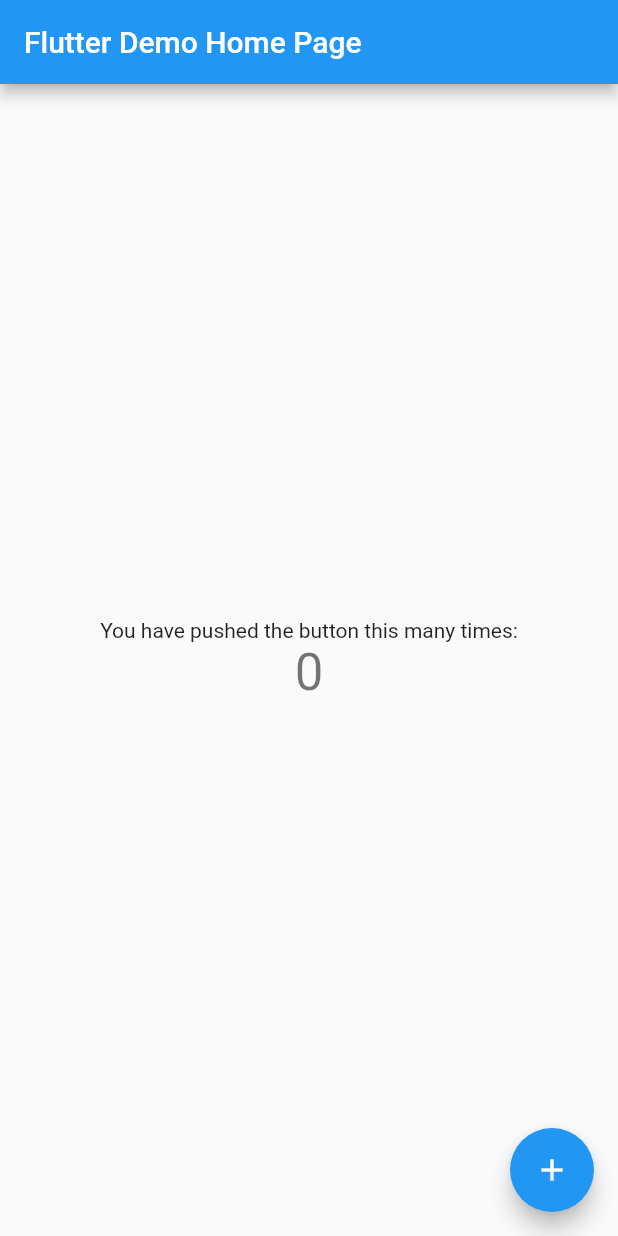
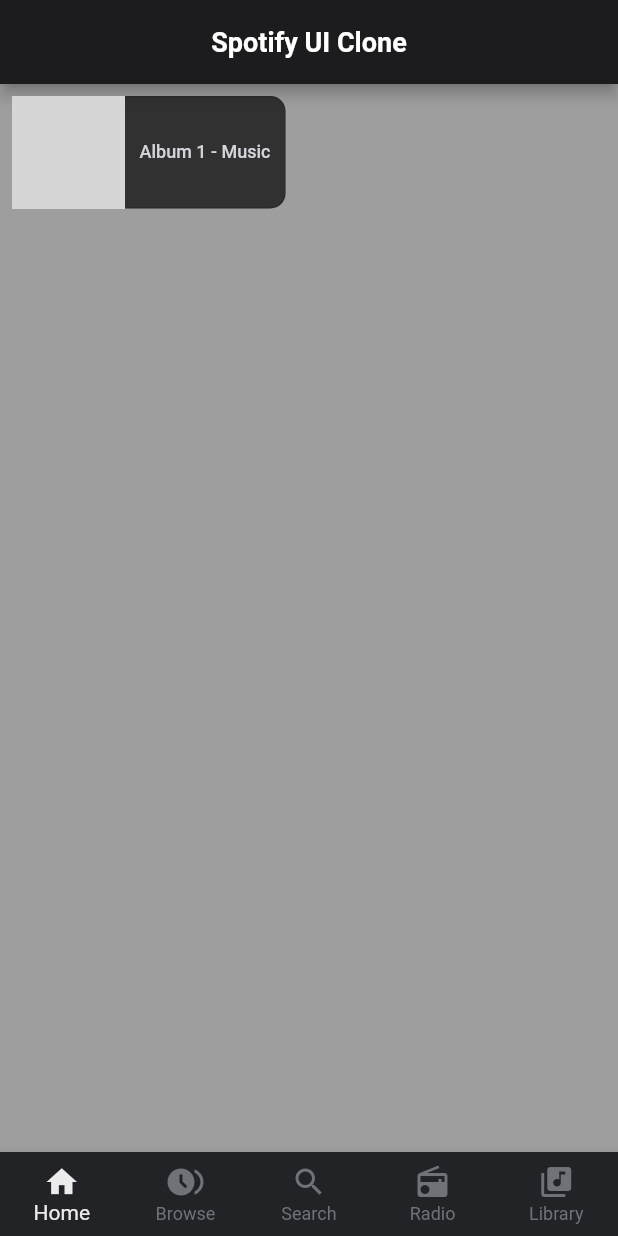
Before and after one commit to fadul97/flutter_spotify_ui_clone, a Flutter app: the screen it shows after launch, on a phone screen of 412 x 824 dp. Run offline on Flutter 3.47's test engine with Material 2 defaults, Android fonts, the phone set to English and light mode, and no system bars; network calls fail; grey boxes are pictures that could not be loaded.

Commit message:
constants, pages and widgets directories

```diff
--- /dev/null
+++ b/lib/constants/bottom_bar_items.dart
@@ -0,0 +1,10 @@
+import 'package:flutter/material.dart';
+
+const bottomItems = <BottomNavigationBarItem>[
+  BottomNavigationBarItem(icon: Icon(Icons.home), label: 'Home'),
+  BottomNavigationBarItem(icon: Icon(Icons.browse_gallery), label: 'Browse'),
+  BottomNavigationBarItem(icon: Icon(Icons.search), label: 'Search'),
+  BottomNavigationBarItem(icon: Icon(Icons.radio), label: 'Radio'),
+  BottomNavigationBarItem(
+      icon: Icon(Icons.my_library_music), label: 'Library')
+];
--- /dev/null
+++ b/lib/constants/theme_data.dart
@@ -0,0 +1,17 @@
+import 'package:flutter/material.dart';
+import 'colors.dart';
+
+final spotifyThemeData = ThemeData(
+  appBarTheme: const AppBarTheme(
+    backgroundColor: topBarBGColor,
+    titleTextStyle: TextStyle(
+        color: appBarTitleColor, fontWeight: FontWeight.bold, fontSize: 18.0),
+    centerTitle: true,
+  ),
+  bottomNavigationBarTheme: const BottomNavigationBarThemeData(
+    unselectedItemColor: unselectedItemColor, //
+    selectedItemColor: selectedItemColor,
+    backgroundColor: bottomNavBGColor,
+  ),
+  scaffoldBackgroundColor: mainBGColor,
+);
--- a/lib/main.dart
+++ b/lib/main.dart
@@ -1,115 +1,20 @@
 import 'package:flutter/material.dart';
+import 'package:spotify_ui_clone/widgets/bottom_nav_bar.dart';
+import 'package:spotify_ui_clone/constants/theme_data.dart';
 
 void main() {
-  runApp(const MyApp());
+  runApp(const SpotifyApp());
 }
 
-class MyApp extends StatelessWidget {
-  const MyApp({Key? key}) : super(key: key);
+class SpotifyApp extends StatelessWidget {
+  const SpotifyApp({Key? key}) : super(key: key);
 
-  // This widget is the root of your application.
   @override
   Widget build(BuildContext context) {
     return MaterialApp(
-      title: 'Flutter Demo',
-      theme: ThemeData(
-        // This is the theme of your application.
-        //
-        // Try running your application with "flutter run". You'll see the
-        // application has a blue toolbar. Then, without quitting the app, try
-        // changing the primarySwatch below to Colors.green and then invoke
-        // "hot reload" (press "r" in the console where you ran "flutter run",
-        // or simply save your changes to "hot reload" in a Flutter IDE).
-        // Notice that the counter didn't reset back to zero; the application
-        // is not restarted.
-        primarySwatch: Colors.blue,
-      ),
-      home: const MyHomePage(title: 'Flutter Demo Home Page'),
-    );
-  }
-}
-
-class MyHomePage extends StatefulWidget {
-  const MyHomePage({Key? key, required this.title}) : super(key: key);
-
-  // This widget is the home page of your application. It is stateful, meaning
-  // that it has a State object (defined below) that contains fields that affect
-  // how it looks.
-
-  // This class is the configuration for the state. It holds the values (in this
-  // case the title) provided by the parent (in this case the App widget) and
-  // used by the build method of the State. Fields in a Widget subclass are
-  // always marked "final".
-
-  final String title;
-
-  @override
-  State<MyHomePage> createState() => _MyHomePageState();
-}
-
-class _MyHomePageState extends State<MyHomePage> {
-  int _counter = 0;
-
-  void _incrementCounter() {
-    setState(() {
-      // This call to setState tells the Flutter framework that something has
-      // changed in this State, which causes it to rerun the build method below
-      // so that the display can reflect the updated values. If we changed
-      // _counter without calling setState(), then the build method would not be
-      // called again, and so nothing would appear to happen.
-      _counter++;
-    });
+        title: 'Spotify UI Clone',
+        theme: spotifyThemeData,
+        home: const SpotifyScaffold());
   }
 
-  @override
-  Widget build(BuildContext context) {
-    // This method is rerun every time setState is called, for instance as done
-    // by the _incrementCounter method above.
-    //
-    // The Flutter framework has been optimized to make rerunning build methods
-    // fast, so that you can just rebuild anything that needs updating rather
-    // than having to individually change instances of widgets.
-    return Scaffold(
-      appBar: AppBar(
-        // Here we take the value from the MyHomePage object that was created by
-        // the App.build method, and use it to set our appbar title.
-        title: Text(widget.title),
-      ),
-      body: Center(
-        // Center is a layout widget. It takes a single child and positions it
-        // in the middle of the parent.
-        child: Column(
-          // Column is also a layout widget. It takes a list of children and
-          // arranges them vertically. By default, it sizes itself to fit its
-          // children horizontally, and tries to be as tall as its parent.
-          //
-          // Invoke "debug painting" (press "p" in the console, choose the
-          // "Toggle Debug Paint" action from the Flutter Inspector in Android
-          // Studio, or the "Toggle Debug Paint" command in Visual Studio Code)
-          // to see the wireframe for each widget.
-          //
-          // Column has various properties to control how it sizes itself and
-          // how it positions its children. Here we use mainAxisAlignment to
-          // center the children vertically; the main axis here is the vertical
-          // axis because Columns are vertical (the cross axis would be
-          // horizontal).
-          mainAxisAlignment: MainAxisAlignment.center,
-          children: <Widget>[
-            const Text(
-              'You have pushed the button this many times:',
-            ),
-            Text(
-              '$_counter',
-              style: Theme.of(context).textTheme.headline4,
-            ),
-          ],
-        ),
-      ),
-      floatingActionButton: FloatingActionButton(
-        onPressed: _incrementCounter,
-        tooltip: 'Increment',
-        child: const Icon(Icons.add),
-      ), // This trailing comma makes auto-formatting nicer for build methods.
-    );
-  }
 }
--- /dev/null
+++ b/lib/pages/home_page.dart
@@ -0,0 +1,63 @@
+import 'package:flutter/cupertino.dart';
+import 'package:flutter/material.dart';
+import '../constants/bottom_bar_items.dart';
+import '../constants/colors.dart';
+
+class HomePage extends StatefulWidget {
+  const HomePage({Key? key}) : super(key: key);
+
+  @override
+  State<HomePage> createState() => _HomePageState();
+}
+
+class _HomePageState extends State<HomePage> {
+  @override
+  Widget build(BuildContext context) {
+    return buildImageButton();
+  }
+}
+
+Widget buildImageButton() {
+  const String albumName = 'Album 1 - Music';
+  double squareImage = 75.0;
+  // double? spaceBetweenImageAndText = 15.0;
+
+  return Padding(
+    padding: const EdgeInsets.all(8.0),
+    child: OutlinedButton(
+      style: OutlinedButton.styleFrom(
+        backgroundColor: outlinedButtonBGColor,
+        shape: RoundedRectangleBorder(
+          borderRadius: BorderRadius.circular(10.0),
+        ),
+        padding: const EdgeInsets.fromLTRB(0, 0, 10, 0)
+      ),
+      onPressed: () {
+        debugPrint('$albumName Clicked!');
+      },
+      child: Row(
+        mainAxisAlignment: MainAxisAlignment.start,
+        mainAxisSize: MainAxisSize.min,
+        children: <Widget>[
+          ClipRRect(
+            borderRadius: const BorderRadius.only(topLeft: Radius.circular(10.0), bottomLeft: Radius.circular(10.0)),
+            child: Image.network(
+              'https://img.freepik.com/free-vector/music-speakers-album-cover-poster_1017-26877.jpg',
+              height: squareImage,
+              width: squareImage,
+              // fit: BoxFit.cover,
+            ),
+          ),
+          const SizedBox(
+            width: 10.0,
+          ),
+          const Text(
+            albumName,
+            style: TextStyle(color: outlinedButtonTxtColor, fontSize: 12.0),
+          )
+        ],
+        crossAxisAlignment: CrossAxisAlignment.center,
+      ),
+    ),
+  );
+}
--- /dev/null
+++ b/lib/widgets/bottom_nav_bar.dart
@@ -0,0 +1,49 @@
+import 'package:flutter/material.dart';
+import 'package:spotify_ui_clone/pages/browse_page.dart';
+import 'package:spotify_ui_clone/pages/home_page.dart';
+import 'package:spotify_ui_clone/pages/library_page.dart';
+import 'package:spotify_ui_clone/pages/radio_page.dart';
+import 'package:spotify_ui_clone/pages/search_page.dart';
+import '../constants/bottom_bar_items.dart';
+
+class SpotifyScaffold extends StatefulWidget {
+  const SpotifyScaffold({Key? key}) : super(key: key);
+
+  @override
+  State<SpotifyScaffold> createState() => _SpotifyScaffoldState();
+}
+
+class _SpotifyScaffoldState extends State<SpotifyScaffold> {
+  int _selectedIndex = 0;
+
+  final screens = [
+    const HomePage(),
+    const BrowsePage(),
+    const SearchPage(),
+    const RadioPage(),
+    const LibraryPage()
+  ];
+
+  void _onTappedItem(int index) {
+    setState(() {
+      _selectedIndex = index;
+    });
+  }
+
+  @override
+  Widget build(BuildContext context) {
+    return Scaffold(
+      appBar: AppBar(
+        title: const Text('Spotify UI Clone'),
+        titleTextStyle:
+        const TextStyle(fontWeight: FontWeight.bold, fontSize: 18.0),
+      ),
+      bottomNavigationBar: BottomNavigationBar(
+          type: BottomNavigationBarType.fixed,
+          currentIndex: _selectedIndex,
+          onTap: _onTappedItem,
+          items: bottomItems),
+      body: screens[_selectedIndex],
+    );
+  }
+}
```
Also changed, not shown: lib/constants/colors.dart (added, +12 -0 lines), lib/pages/browse_page.dart (added, +22 -0 lines), lib/pages/library_page.dart (added, +16 -0 lines), lib/pages/radio_page.dart (added, +16 -0 lines), lib/pages/search_page.dart (added, +21 -0 lines), 1 other file.
